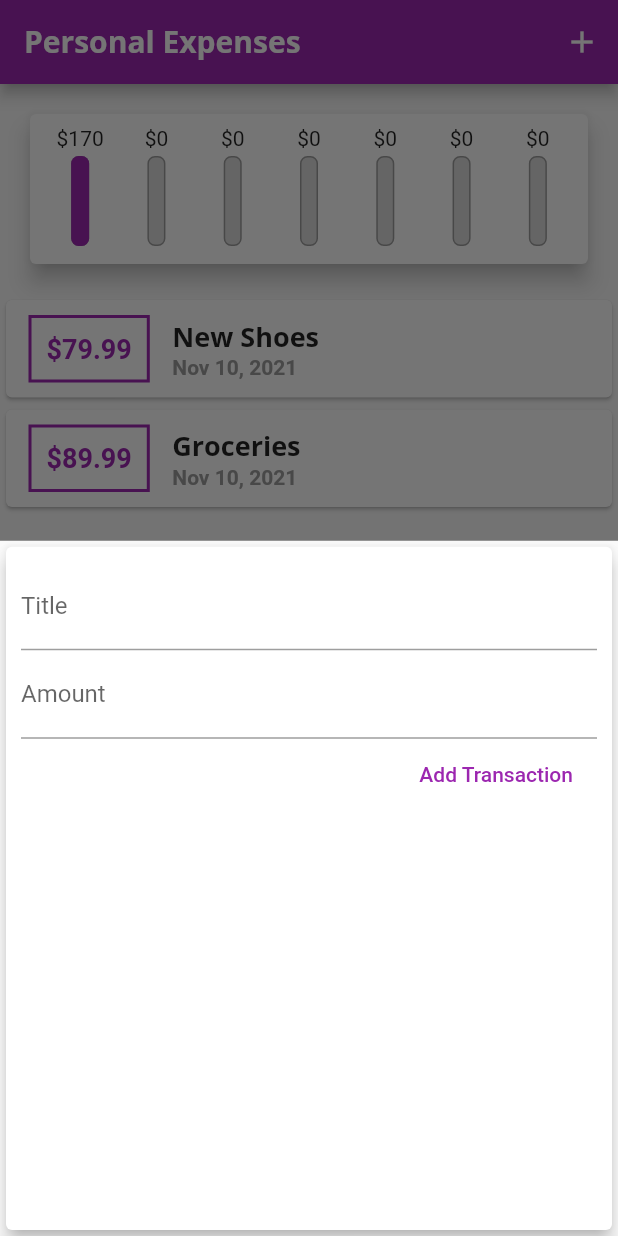
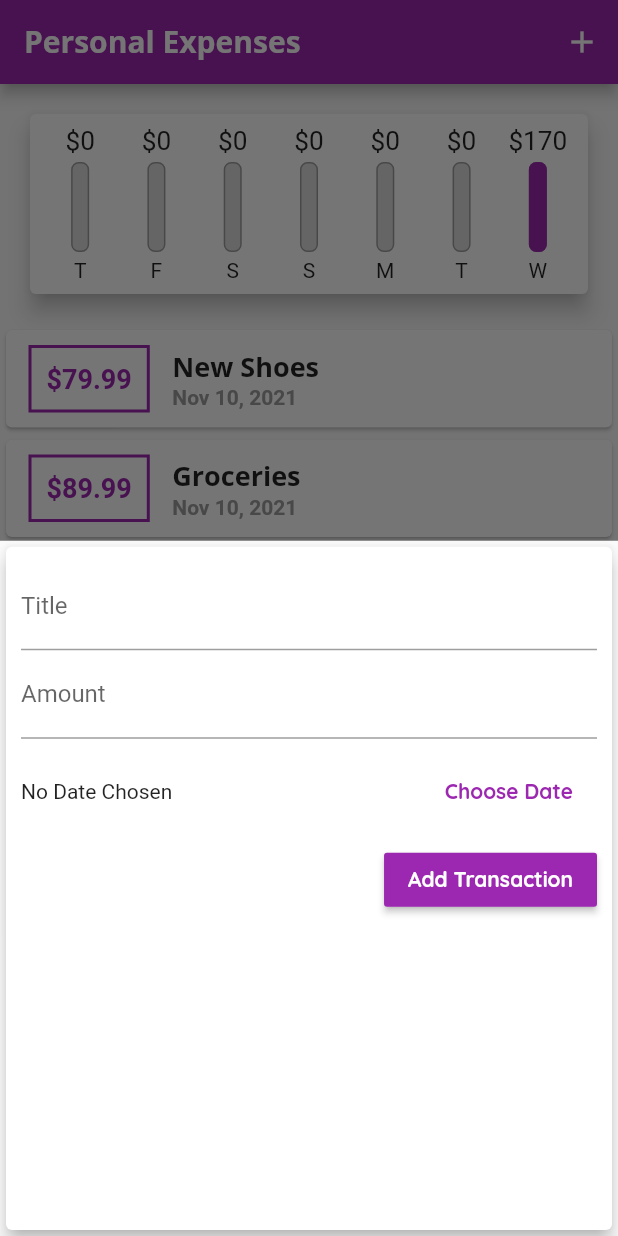
Before and after one commit to emmanueletti/flutter_expense_planner, a Flutter app: the screen it shows after launch, after a tap on the "add" icon, on a phone screen of 412 x 824 dp. Run offline on Flutter 3.47's test engine with Material 2 defaults, Android fonts, the phone set to English and light mode, and no system bars.

Commit message:
finished lesson 111

```diff
--- a/lib/main.dart
+++ b/lib/main.dart
@@ -29,7 +29,9 @@ class MyApp extends StatelessWidget {
                 fontWeight: FontWeight.bold,
                 fontSize: 18,
               ),
+              button: const TextStyle(color: Colors.white),
             ),
+
         appBarTheme: AppBarTheme(
           textTheme: ThemeData.light().textTheme.copyWith(
                 headline6: TextStyle(
--- a/lib/widgets/chart.dart
+++ b/lib/widgets/chart.dart
@@ -36,7 +36,7 @@ class Chart extends StatelessWidget {
         'day': DateFormat.E().format(weekDay).substring(0, 1),
         'amount': totalSum
       };
-    });
+    }).reversed.toList();
   }
 
   // calculates the total spending of the whole period of grouped transaction
@@ -59,10 +59,11 @@ class Chart extends StatelessWidget {
           children: groupedTransactionValues.map((data) {
             var spendingPercentOfTotal =
                 totalSpending == 0.0 ? 0.0 : data['amount'] / totalSpending;
-            // Flexfit is distribute available space
-            // Flexfit tight forces the children into thier available space
-            // and prevents them from growing beyond that
-            // think of it like css flexbox
+            // Flexible widget and its fit/Flexfit is used distribute available space
+            // think of it like css flexbox. Flex set to flexfit.loose is the default
+            // Lesson 106 to review
+            // Expanded widget is a shortcut for a Flexible widget with fit set
+            // to Fletfit.tight
             return Flexible(
               fit: FlexFit.tight,
               child:
--- a/lib/widgets/chart_bar.dart
+++ b/lib/widgets/chart_bar.dart
@@ -13,8 +13,13 @@ class ChartBar extends StatelessWidget {
   Widget build(BuildContext context) {
     return Column(
       children: [
-        FittedBox(
-          child: Text('\$${spendingAmount.toStringAsFixed(0)}'),
+        // Fittedbox makes widgets within then shrink instead of wrap when they
+        // get to big for the container
+        Container(
+          height: 20,
+          child: FittedBox(
+            child: Text('\$${spendingAmount.toStringAsFixed(0)}'),
+          ),
         ),
         const SizedBox(
           height: 4,
@@ -48,6 +53,7 @@ class ChartBar extends StatelessWidget {
           ),
         ),
         const SizedBox(height: 4),
+        Text(label)
       ],
     );
   }
--- a/lib/widgets/new_transaction.dart
+++ b/lib/widgets/new_transaction.dart
@@ -1,7 +1,9 @@
 import 'package:flutter/material.dart';
+import 'package:intl/intl.dart';
 
 class NewTransaction extends StatefulWidget {
   NewTransaction(this.setUserTxState, {Key? key}) : super(key: key);
+
   void Function(String, double) setUserTxState;
 
   @override
@@ -9,13 +11,15 @@ class NewTransaction extends StatefulWidget {
 }
 
 class _NewTransactionState extends State<NewTransaction> {
-  final amountController = TextEditingController();
-  final titleController = TextEditingController();
+  final _amountController = TextEditingController();
+  final _titleController = TextEditingController();
+  DateTime? _selectedDate;
 
-  void submitData() {
-    final enteredTitle = titleController.text;
+  // make methods in private classes private
+  void _submitData() {
+    final enteredTitle = _titleController.text;
     // basic validation
-    final enteredAmount = double.parse(amountController.text);
+    final enteredAmount = double.parse(_amountController.text);
     if (enteredTitle.isEmpty || enteredAmount <= 0) {
       return;
     }
@@ -24,6 +28,29 @@ class _NewTransactionState extends State<NewTransaction> {
     widget.setUserTxState(enteredTitle, enteredAmount);
 
     Navigator.of(context).pop();
+  }
+
+  void _showDatePicker() {
+    // Function built into flutter
+    showDatePicker(
+      context: context,
+      initialDate: DateTime.now(),
+      firstDate: DateTime(DateTime.now().year),
+      lastDate: DateTime.now(),
+    ).then((pickedDate) {
+      // User pressed cancel
+      if (pickedDate == null) {
+        return;
+      }
+
+      // Set state is a trigger to tell flutter that a property / state has
+      // changed and build should be run again.
+      // If property / state is changed without setstate being called - it will
+      // still change behind the scenes but the widget will not be re-rendered
+      setState(() {
+        _selectedDate = pickedDate;
+      });
+    });
   }
 
   @override
@@ -38,7 +65,7 @@ class _NewTransactionState extends State<NewTransaction> {
           crossAxisAlignment: CrossAxisAlignment.end,
           children: <Widget>[
             TextField(
-              controller: titleController,
+              controller: _titleController,
               decoration: const InputDecoration(labelText: 'Title'),
 
               // (_) is a convention to signal that the function recieves an
@@ -51,19 +78,48 @@ class _NewTransactionState extends State<NewTransaction> {
               // onsubmitted wants a function of type void Function(String)?
               // while flat button's onpressed wants a function of type
               // void Function()
-              onSubmitted: (_) => submitData(),
+              onSubmitted: (_) => _submitData(),
             ),
             TextField(
-              controller: amountController,
+              controller: _amountController,
               keyboardType:
                   // requests the numbers keyboard to show
                   const TextInputType.numberWithOptions(decimal: true),
               decoration: const InputDecoration(labelText: 'Amount'),
             ),
-            FlatButton(
-              onPressed: submitData,
-              textColor: Colors.purple,
-              child: const Text('Add Transaction'),
+            SizedBox(
+              height: 70,
+              child: Row(
+                children: [
+                  // REMEMBER: Flexible and Expanded widget are like CSS flexbox
+                  Expanded(
+                    child: Text(
+                      _selectedDate == null
+                          ? 'No Date Chosen'
+                          : 'Picked Date: ${DateFormat.yMd().format(_selectedDate as DateTime)}',
+                    ),
+                  ),
+                  FlatButton(
+                    textColor: Theme.of(context).primaryColor,
+                    onPressed: _showDatePicker,
+                    child: const Text(
+                      'Choose Date',
+                      style: TextStyle(
+                        fontWeight: FontWeight.bold,
+                      ),
+                    ),
+                  )
+                ],
+              ),
+            ),
+            RaisedButton(
+              onPressed: _submitData,
+              color: Theme.of(context).primaryColor,
+              textColor: Theme.of(context).textTheme.button?.color,
+              child: const Text(
+                'Add Transaction',
+                style: TextStyle(fontWeight: FontWeight.bold),
+              ),
             )
           ],
         ),
```
